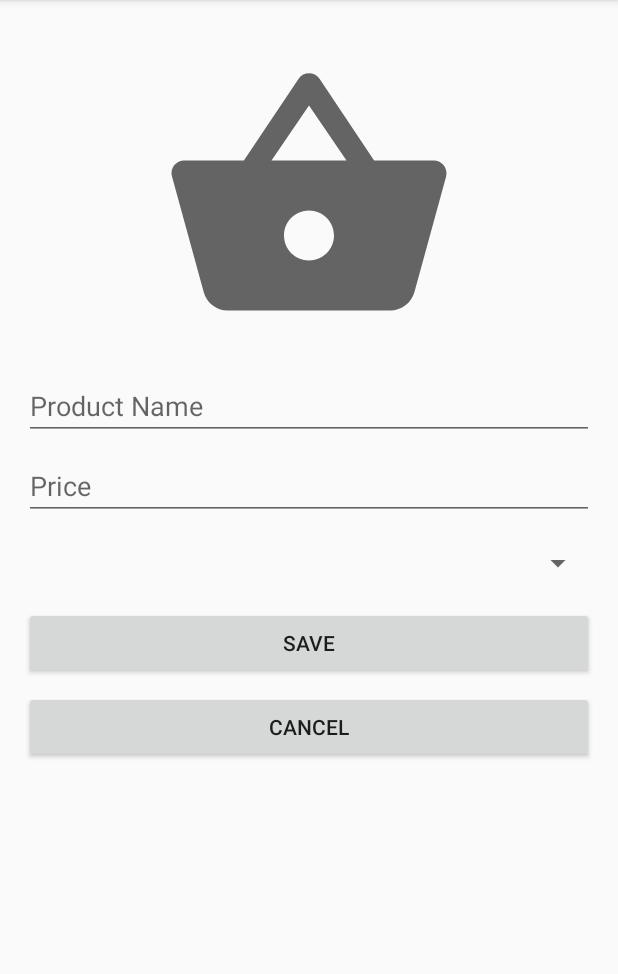
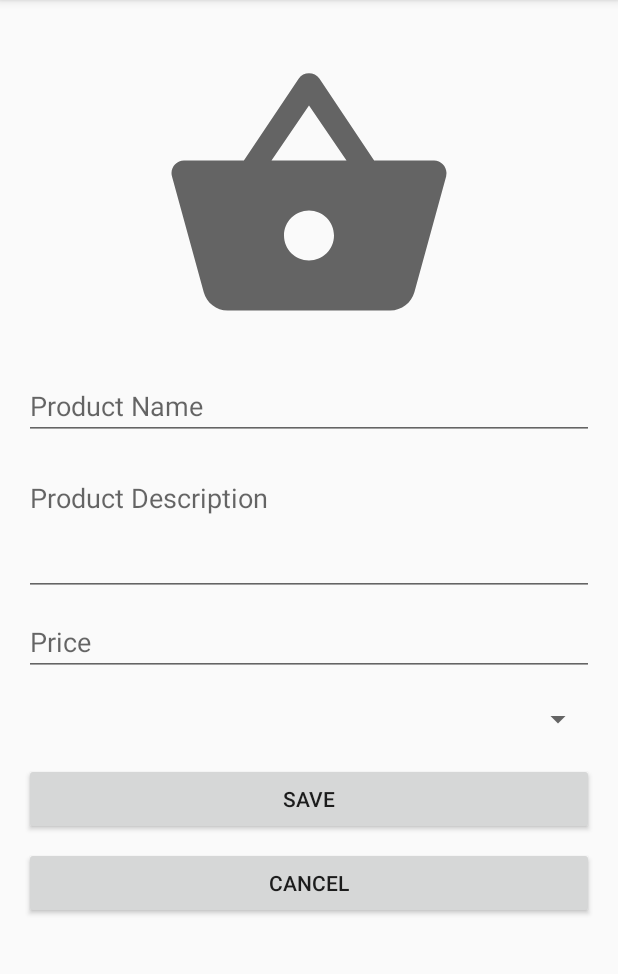
Before and after one commit to rfire12/e-commerce, an Android app: the fragment ProductListFragment placed in its activity, after a tap on an icon or button, on a phone screen of 412 x 824 dp, the part 84-1058 px from its top. Run offline under Robolectric (Android 15) with nearby library versions, the phone set to English and light mode, and no system bars.

Commit message:
Product creation and listing, working as expected

```diff
--- /dev/null
+++ b/app/src/main/java/com/example/e_commerce/Fragments/AddProductFragment.java
@@ -0,0 +1,107 @@
+package com.example.e_commerce.Fragments;
+
+import android.content.Intent;
+import android.graphics.Bitmap;
+import android.graphics.BitmapFactory;
+import android.os.Bundle;
+import android.util.Log;
+import android.view.LayoutInflater;
+import android.view.View;
+import android.view.ViewGroup;
+import android.widget.ArrayAdapter;
+import android.widget.Button;
+import android.widget.EditText;
+import android.widget.ImageView;
+import android.widget.Spinner;
+import android.widget.Toast;
+
+import androidx.annotation.NonNull;
+import androidx.annotation.Nullable;
+import androidx.fragment.app.Fragment;
+
+import com.example.e_commerce.Helpers.Encoding;
+import com.example.e_commerce.Models.Category;
+import com.example.e_commerce.Models.Product;
+import com.example.e_commerce.R;
+import com.example.e_commerce.Services.DatabaseService;
+
+import java.io.InputStream;
+import java.util.ArrayList;
+import java.util.List;
+
+public class AddProductFragment extends Fragment {
+    Product product = new Product();
+    EditText txtName, txtDescription, txtPrice;
+    ImageView imageProd;
+    Button save, cancel;
+    ArrayList<Category> categories;
+    List<String> categoryNames;
+    Spinner spnCategory;
+
+    @Nullable
+    @Override
+    public View onCreateView(@NonNull LayoutInflater inflater, @Nullable ViewGroup container, @Nullable Bundle savedInstanceState) {
+        View view = inflater.inflate(R.layout.fragment_add_product, container, false);
+
+        DatabaseService databaseService = new DatabaseService(getContext());
+
+        categories = databaseService.getCategoriesForListing();
+        categoryNames = databaseService.getCategories();
+
+        txtName = view.findViewById(R.id.product_name);
+        txtDescription = view.findViewById(R.id.product_description);
+        txtPrice = view.findViewById(R.id.product_price);
+        spnCategory = view.findViewById(R.id.product_category);
+
+        ArrayAdapter arrayAdapter = new ArrayAdapter<>(getContext(), android.R.layout.simple_spinner_item, categoryNames);
+        arrayAdapter.setDropDownViewResource(R.layout.support_simple_spinner_dropdown_item);
+        spnCategory.setAdapter(arrayAdapter);
+
+        imageProd = view.findViewById(R.id.product_image);
+        imageProd.setOnClickListener(v -> {
+            Intent intent = new Intent(Intent.ACTION_GET_CONTENT);
+            intent.addCategory(Intent.CATEGORY_OPENABLE);
+            intent.setType("image/*");
+            startActivityForResult(Intent.createChooser(intent, "Select Picture"), 1);
+        });
+
+        save = view.findViewById(R.id.save_product_btn);
+        save.setOnClickListener(v -> {
+            databaseService.createProduct(new Product(txtName.getText().toString(), txtDescription.getText().toString(), Float.parseFloat(txtPrice.getText().toString()), product.getImage(), getIdFromName(spnCategory.getSelectedItem().toString())));
+            Toast.makeText(getContext(), "Product Added", Toast.LENGTH_SHORT).show();
+            getFragmentManager().beginTransaction().replace(R.id.frame_container, new ProductListFragment()).commit();
+        });
+
+        cancel = view.findViewById(R.id.cancel_product_btn);
+        cancel.setOnClickListener(v -> {
+            getFragmentManager().beginTransaction().replace(R.id.frame_container, new ProductListFragment()).commit();
+        });
+
+        return view;
+    }
+
+    @Override
+    public void onActivityResult(int requestCode, int resultCode, Intent data) {
+        super.onActivityResult(requestCode, resultCode, data);
+        InputStream imageStream;
+
+        try {
+            imageStream = this.getActivity().getContentResolver().openInputStream(data.getData());
+            Bitmap selectedImage = BitmapFactory.decodeStream(imageStream);
+            imageProd.setImageBitmap(selectedImage);
+            product.setImage(Encoding.encodeToBase64(selectedImage));
+        } catch (Exception e) {
+            Log.e("FileSelectorActivity", "File select error", e);
+        }
+    }
+
+    private int getIdFromName(String name) {
+        for (Category category : categories) {
+            if (name.equalsIgnoreCase(category.getName())) {
+                return category.getId();
+            }
+        }
+
+        return 0;
+    }
+}
--- a/app/src/main/java/com/example/e_commerce/Fragments/ProductFragment.java
+++ /dev/null
@@ -1,32 +0,0 @@
-package com.example.e_commerce.Fragments;
-
-import android.os.Bundle;
-import android.view.LayoutInflater;
-import android.view.View;
-import android.view.ViewGroup;
-
-import androidx.annotation.NonNull;
-import androidx.annotation.Nullable;
-import androidx.fragment.app.Fragment;
-import androidx.recyclerview.widget.RecyclerView;
-
-import com.example.e_commerce.Adapter.ProductAdapter;
-import com.example.e_commerce.Models.Product;
-import com.example.e_commerce.R;
-
-import java.util.ArrayList;
-
-public class ProductFragment extends Fragment {
-    RecyclerView recyclerView;
-    Product product = new Product();
-
-    @Nullable
-    @Override
-    public View onCreateView(@NonNull LayoutInflater inflater, @Nullable ViewGroup container, @Nullable Bundle savedInstanceState) {
-        View view = inflater.inflate(R.layout.product_fragment, container, false);
-
-
-
-        return view;
-    }
-}
--- a/app/src/main/java/com/example/e_commerce/Fragments/ProductListFragment.java
+++ b/app/src/main/java/com/example/e_commerce/Fragments/ProductListFragment.java
@@ -11,7 +11,7 @@ import androidx.fragment.app.Fragment;
 import androidx.recyclerview.widget.LinearLayoutManager;
 import androidx.recyclerview.widget.RecyclerView;
 
-import com.example.e_commerce.Adapter.ProductAdapter;
+import com.example.e_commerce.Adapters.ProductAdapter;
 import com.example.e_commerce.Models.Product;
 import com.example.e_commerce.R;
 import com.example.e_commerce.Services.DatabaseService;
@@ -37,7 +37,7 @@ public class ProductListFragment extends Fragment {
 
         FloatingActionButton fab = view.findViewById(R.id.floating_new_product);
         fab.setOnClickListener(v -> {
-            getFragmentManager().beginTransaction().replace(R.id.frame_container, new ProductFragment()).commit();
+            getFragmentManager().beginTransaction().replace(R.id.frame_container, new AddProductFragment()).commit();
         });
 
         return view;
--- a/app/src/main/java/com/example/e_commerce/Services/DatabaseService.java
+++ b/app/src/main/java/com/example/e_commerce/Services/DatabaseService.java
@@ -68,7 +68,7 @@ public class DatabaseService {
         ArrayList<Product> products = new ArrayList<>();
         openConnection();
 
-        Cursor cursor = database.query("products", new String[]{"_id", "name", "description", "image", "categoryId"}, null, null, null, null, null);
+        Cursor cursor = database.query("products", new String[]{"_id", "name", "description", "price", "image", "categoryId"}, null, null, null, null, null);
         if (cursor != null) cursor.moveToFirst();
         while (!cursor.isAfterLast()) {
             products.add(new Product(cursor.getColumnIndex("_id"), cursor.getString(1), cursor.getString(2), cursor.getFloat(3), cursor.getString(4), cursor.getInt(5)));
--- a/app/src/main/res/layout/product_fragment.xml
+++ b/app/src/main/res/layout/fragment_add_product.xml
@@ -24,10 +24,22 @@
         android:inputType="text" />
 
     <EditText
+        android:id="@+id/product_description"
+        android:layout_width="match_parent"
+        android:layout_height="wrap_content"
+        android:layout_below="@id/product_name"
+        android:layout_marginTop="16dp"
+        android:ems="10"
+        android:gravity="start|top"
+        android:hint="Product Description"
+        android:inputType="textMultiLine"
+        android:lines="3" />
+
+    <EditText
         android:id="@+id/product_price"
         android:layout_width="match_parent"
         android:layout_height="wrap_content"
-        android:layout_below="@+id/product_name"
+        android:layout_below="@id/product_description"
         android:layout_marginTop="8dp"
         android:hint="@string/price"
         android:inputType="number" />
@@ -48,6 +60,7 @@
         android:text="@string/save" />
 
     <Button
+        android:id="@+id/cancel_product_btn"
         android:layout_width="match_parent"
         android:layout_height="wrap_content"
         android:layout_below="@+id/save_product_btn"
```
Also changed, not shown: app/src/main/java/com/example/e_commerce/Adapters/ProductAdapter.java (renamed from app/src/main/java/com/example/e_commerce/Adapter/ProductAdapter.java, +5 -7 lines).
